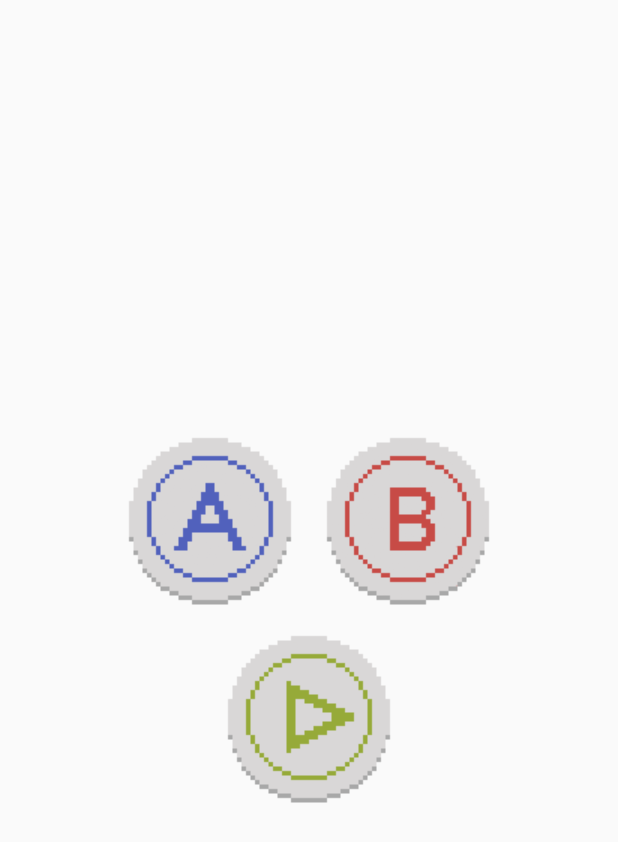
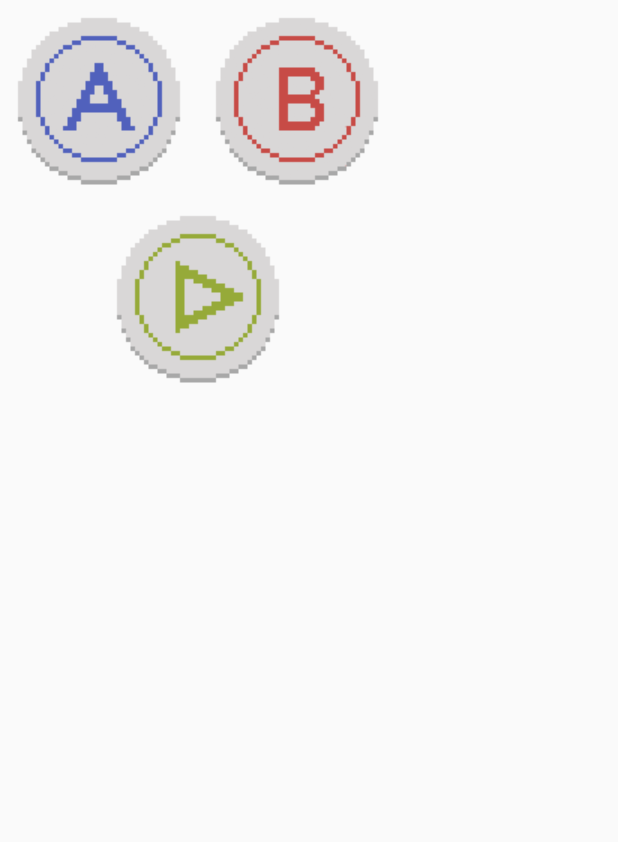
Before and after one commit to thiagokimo/KonamiCode, an Android app: the layout dialog_buttons.xml on its own in the app's theme, with its tools: preview values and no code run, on a phone screen of 412 x 824 dp. Shown: the top 842 px of the screen. Run offline under Robolectric (Android 15) with nearby library versions, the light colour scheme and no system bars.

Commit message:
Set buttons dialog parent ViewGroup to wrap_content

```diff
--- a/library/src/main/res/layout/dialog_buttons.xml
+++ b/library/src/main/res/layout/dialog_buttons.xml
@@ -1,15 +1,15 @@
 <?xml version="1.0" encoding="utf-8"?>
 <LinearLayout xmlns:android="http://schemas.android.com/apk/res/android"
     android:orientation="vertical"
-    android:layout_width="match_parent"
-    android:layout_height="match_parent"
-    android:gravity="center">
+    android:gravity="center"
+    android:layout_width="wrap_content"
+    android:layout_height="wrap_content">
 
     <LinearLayout
-        android:gravity="center"
         android:orientation="horizontal"
-        android:layout_width="match_parent"
-        android:layout_height="wrap_content">
+        android:layout_width="wrap_content"
+        android:layout_height="wrap_content"
+        android:id="@+id/linearLayout">
 
         <Button
             android:id="@+id/konami_button_a"
@@ -28,6 +28,6 @@
         android:id="@+id/konami_button_start"
         android:background="@drawable/btn_selector_start"
         android:layout_width="wrap_content"
-        android:layout_height="wrap_content"/>
+        android:layout_height="wrap_content" />
 
 </LinearLayout>
```
